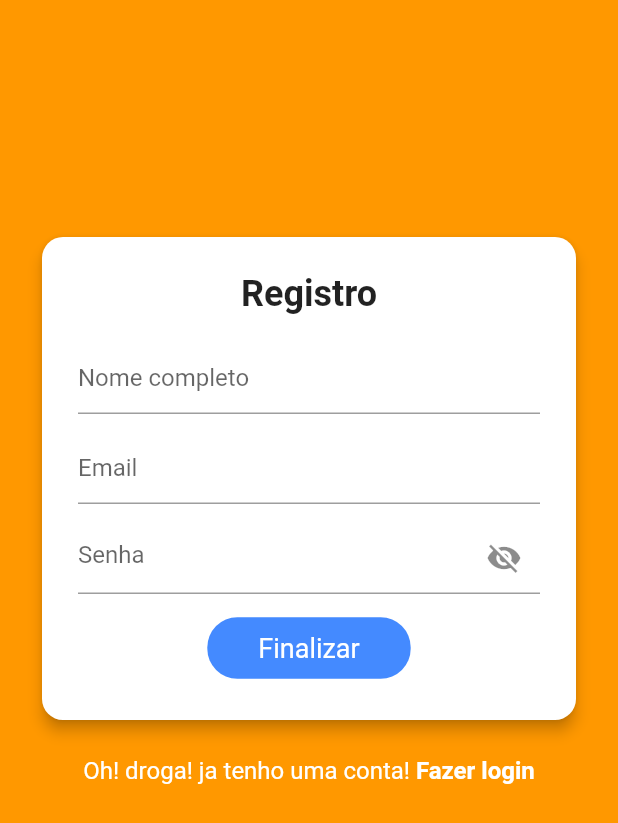
After one commit to lucas-TagDev/CRUD-API-APP, a Flutter app: the screen it shows after launch, after a tap on "Entrar", after a tap on "Registre-se", on a phone screen of 412 x 824 dp. The commit adds this screen. Shown: the top 823 px of the screen. Run offline on Flutter 3.47's test engine with Material 2 defaults, Android fonts, the phone set to English and light mode, and no system bars; our stand-ins replace image_picker, shared_preferences; network calls fail.

Commit message:
Integracao de login e envio de imagens

```diff
--- a/lib/env.dart
+++ b/lib/env.dart
@@ -2,4 +2,5 @@ class Env {
   //static String URL_PREFIX = "http://demo06.vaipost.com/flutter_api";
   //final url = Uri.parse('http://demo06.vaipost.com/flutter_api');
   static const urlPrefix = 'http://192.168.1.118:8000/api/v1';
+  static const urlHost = 'http://192.168.1.118:8000';
 }
--- a/lib/main.dart
+++ b/lib/main.dart
@@ -1,9 +1,12 @@
+import 'package:apiorc/screens/register.dart';
 import 'package:flutter/material.dart';
 
 import './screens/home.dart';
 import './screens/create.dart';
 import './screens/detalhes.dart';
 import './screens/edit.dart';
+import 'package:shared_preferences/shared_preferences.dart';
+import 'package:apiorc/screens/login.dart';
 
 void main() => runApp(App());
 
@@ -11,10 +14,15 @@ class App extends StatelessWidget {
   @override
   Widget build(BuildContext context) {
     return MaterialApp(
+      //home: CheckAuth(),
       title: 'Orcamento',
+      debugShowCheckedModeBanner: false,
       initialRoute: '/',
       routes: {
-        '/': (context) => Home(),
+        '/register': (context) => Register(),
+        '/login': (context) => Login(),
+        '/': (context) => CheckAuth(),
+        '/home': (context) => Home(),
         '/create': (context) => Create(),
         '/details': (context) => Details(),
         '/edit': (context) => Edit(),
@@ -22,3 +30,43 @@ class App extends StatelessWidget {
     );
   }
 }
+class CheckAuth extends StatefulWidget{
+  @override
+  _CheckAuthState createState() => _CheckAuthState();
+}
+
+class _CheckAuthState extends State<CheckAuth>{
+  bool isAuth = false;
+
+  @override
+  void initState(){
+    super.initState();
+    _checkIfLoggedIn();
+  }
+
+  void _checkIfLoggedIn() async {
+    SharedPreferences localStorage = await SharedPreferences.getInstance();
+    var token = localStorage.getString('token');
+    if(token != null){
+      if(mounted){
+        setState(() {
+          isAuth = true;
+        });
+      }
+    }
+  }
+
+  @override
+  Widget build(BuildContext context){
+    Widget child;
+    if(isAuth){
+      child = Home();
+    } else{
+      child = Login();
+    }
+
+    return Scaffold(
+      body: child,
+    );
+  }
+}
--- a/lib/model/orcamento.dart
+++ b/lib/model/orcamento.dart
@@ -2,19 +2,22 @@ class Orcamento {
   final int? id;
   final String? name;
   final String? detail;
+  final String? image;
 
-  Orcamento({this.id, this.name, this.detail});
+  Orcamento({this.id, this.name, this.detail, this.image});
 
   factory Orcamento.fromJson(Map<String, dynamic> json) {
     return Orcamento(
       id: json['id'],
       name: json['name'],
       detail: json['detail'],
+      image: json['image'],
     );
   }
 
   Map<String, dynamic> toJson() => {
     'name': name,
     'detail': detail,
+    'image': image,
   };
 }
--- /dev/null
+++ b/lib/network/api.dart
@@ -0,0 +1,40 @@
+import 'dart:convert';
+import "package:http/http.dart" as http;
+import 'package:shared_preferences/shared_preferences.dart';
+
+class Network{
+  final _url = 'http://192.168.1.118:8000/api/v1';
+  // 192.168.1.2 is my IP, change with your IP address
+  var token;
+
+  _getToken() async{
+    SharedPreferences localStorage = await SharedPreferences.getInstance();
+    var userJson = localStorage.getString('token');
+    token = json.decode(userJson!)['token'];
+    //token = json.decode(localStorage.getString('token'))['token'];
+  }
+
+  auth(data, apiURL) async{
+    var fullUrl = Uri.parse(_url + apiURL);
+    return await http.post(
+        fullUrl,
+        body: jsonEncode(data),
+        headers: _setHeaders()
+    );
+  }
+
+  getData(apiURL) async{
+    var fullUrl = Uri.parse(_url + apiURL);
+    await _getToken();
+    return await http.get(
+      fullUrl,
+      headers: _setHeaders(),
+    );
+  }
+
+  _setHeaders() => {
+    'Content-type': 'application/json',
+    'Accept': 'application/json',
+    'Authorization': 'Bearer $token',
+  };
+}
--- /dev/null
+++ b/lib/screens/login.dart
@@ -0,0 +1,199 @@
+import 'package:flutter/material.dart';
+import 'package:apiorc/network/api.dart';
+import 'register.dart';
+import 'dart:convert';
+import 'package:shared_preferences/shared_preferences.dart';
+import 'home.dart';
+
+class Login extends StatefulWidget{
+  @override
+  _LoginState createState() => _LoginState();
+}
+
+class _LoginState extends State<Login>{
+  bool _isLoading = false;
+  final _formKey = GlobalKey<FormState>();
+  var email, password;
+  final _scaffoldKey = GlobalKey<ScaffoldState>();
+  bool _secureText = true;
+
+  showHide(){
+    setState(() {
+      _secureText = !_secureText;
+    });
+  }
+
+  _showMsg(msg) {
+    final snackBar = SnackBar(
+      content: Text(msg),
+    );
+    _scaffoldKey.currentState!.showSnackBar(snackBar);
+  }
+
+  @override
+  Widget build(BuildContext context){
+    return Scaffold(
+      key: _scaffoldKey,
+      backgroundColor: Colors.orange,
+      body: SafeArea(
+        child: SingleChildScrollView(
+          padding: EdgeInsets.symmetric(horizontal: 28, vertical: 72),
+          child: Column(
+            children: [
+              Card(
+                elevation: 4.0,
+                color: Colors.white,
+                margin: EdgeInsets.only(top: 86),
+                shape: RoundedRectangleBorder(
+                  borderRadius: BorderRadius.circular(14),
+                ),
+                child: Padding(
+                  padding: EdgeInsets.all(24),
+                  child: Form(
+                    key: _formKey,
+                    child: Column(
+                      mainAxisAlignment: MainAxisAlignment.center,
+                      children: [
+                        Text(
+                          "Fazer Login",
+                          textAlign: TextAlign.center,
+                          style: TextStyle(
+                            fontSize: 24,
+                            fontWeight: FontWeight.bold,
+                          ),
+                        ),
+                        SizedBox(height: 18),
+                        TextFormField(
+                            cursorColor: Colors.blue,
+                            keyboardType: TextInputType.text,
+                            decoration: InputDecoration(
+                              hintText: "Email",
+                            ),
+                            validator: (emailValue){
+                              if(emailValue!.isEmpty){
+                                return 'Insira seu email';
+                              }
+                              email = emailValue;
+                              return null;
+                            }
+                        ),
+                        SizedBox(height: 12),
+                        TextFormField(
+                            cursorColor: Colors.blue,
+                            keyboardType: TextInputType.text,
+                            obscureText: _secureText,
+                            decoration: InputDecoration(
+                              hintText: "Senha",
+                              suffixIcon: IconButton(
+                                onPressed: showHide,
+                                icon: Icon(_secureText
+                                    ? Icons.visibility_off
+                                    : Icons.visibility),
+                              ),
+                            ),
+                            validator: (passwordValue){
+                              if(passwordValue!.isEmpty){
+                                return 'Insira sua senha';
+                              }
+                              password = passwordValue;
+                              return null;
+                            }
+                        ),
+                        SizedBox(height: 12),
+                        FlatButton(
+                          child: Padding(
+                            padding: EdgeInsets.symmetric(horizontal: 18, vertical: 10),
+                            child: Text(
+                              _isLoading? 'Validando..' : 'Entrar',
+                              textDirection: TextDirection.ltr,
+                              style: TextStyle(
+                                color: Colors.white,
+                                fontSize: 18.0,
+                                decoration: TextDecoration.none,
+                                fontWeight: FontWeight.normal,
+                              ),
+                            ),
+                          ),
+                          color: Colors.blueAccent,
+                          disabledColor: Colors.grey,
+                          shape: new RoundedRectangleBorder(
+                              borderRadius:
+                              new BorderRadius.circular(20.0)),
+                          onPressed: () {
+                            if (_formKey.currentState!.validate()) {
+                              _login();
+                            }
+                          },
+                        ),
+                      ],
+                    ),
+                  ),
+                ),
+              ),
+              SizedBox(height: 24,),
+              Row(
+                mainAxisAlignment: MainAxisAlignment.center,
+                children: [
+                  Text(
+                    "Não tem conta mano?? ",
+                    style: TextStyle(
+                      color: Colors.white,
+                      fontSize: 16,
+                    ),
+                  ),
+                  InkWell(
+                    onTap: () {
+                      Navigator.push(
+                          context,
+                          new MaterialPageRoute(
+                              builder: (context) => Register()));
+                    },
+                    child: Text(
+                      'Registre-se',
+                      style: TextStyle(
+                        color: Colors.white,
+                        fontSize: 16.0,
+                        decoration: TextDecoration.none,
+                        fontWeight: FontWeight.bold,
+                      ),
+                    ),
+                  ),
+                ],
+              )
+            ],
+          ),
+        ),
+      ),
+    );
+  }
+
+  void _login() async{
+    setState(() {
+      _isLoading = true;
+    });
+    var data = {
+      'email' : email,
+      'password' : password
+    };
+
+    var res = await Network().auth(data, '/login');
+    var body = json.decode(res.body);
+    if(body['success']){
+      SharedPreferences localStorage = await SharedPreferences.getInstance();
+      localStorage.setString('token', json.encode(body['token']));
+      localStorage.setString('user', json.encode(body['user']));
+      Navigator.pushReplacement(
+        context,
+        new MaterialPageRoute(
+            builder: (context) => Home()
+        ),
+      );
+    }else{
+      _showMsg(body['message']);
+    }
+
+    setState(() {
+      _isLoading = false;
+    });
+  }
+}
--- /dev/null
+++ b/lib/screens/register.dart
@@ -0,0 +1,224 @@
+import 'package:flutter/material.dart';
+import 'login.dart';
+import 'package:apiorc/network/api.dart';
+import 'package:shared_preferences/shared_preferences.dart';
+import 'dart:convert';
+import 'home.dart';
+
+class Register extends StatefulWidget{
+  @override
+  _RegisterState createState() => _RegisterState();
+}
+
+class _RegisterState extends State<Register>{
+  bool _isLoading = false;
+  final _formKey = GlobalKey<FormState>();
+  final _scaffoldKey = GlobalKey<ScaffoldState>();
+  bool _secureText = true;
+  late String name, email, password;
+
+  showHide(){
+    setState(() {
+      _secureText = !_secureText;
+    });
+  }
+
+  _showMsg(msg) {
+    final snackBar = SnackBar(
+      content: Text(msg),
+    );
+    _scaffoldKey.currentState!.showSnackBar(snackBar);
+  }
+
+  @override
+  Widget build(BuildContext context){
+    return Scaffold(
+      key: _scaffoldKey,
+      backgroundColor: Colors.orange,
+      body: SafeArea(
+        child: SingleChildScrollView(
+          padding: EdgeInsets.symmetric(horizontal: 28, vertical: 72),
+          child: Column(
+            children: [
+              Card(
+                elevation: 4.0,
+                color: Colors.white,
+                margin: EdgeInsets.only(top: 86),
+                shape: RoundedRectangleBorder(
+                  borderRadius: BorderRadius.circular(14),
+                ),
+                child: Padding(
+                  padding: EdgeInsets.all(24),
+                  child: Form(
+                    key: _formKey,
+                    child: Column(
+                      mainAxisAlignment: MainAxisAlignment.center,
+                      children: [
+                        Text(
+                          "Registro",
+                          textAlign: TextAlign.center,
+                          style: TextStyle(
+                            fontSize: 24,
+                            fontWeight: FontWeight.bold,
+                          ),
+                        ),
+                        SizedBox(height: 18),
+                        TextFormField(
+                            cursorColor: Colors.blue,
+                            keyboardType: TextInputType.text,
+                            decoration: InputDecoration(
+                              hintText: "Nome completo",
+                            ),
+                            validator: (nameValue){
+                              if(nameValue!.isEmpty){
+                                return 'Precisamos do seu nome completo';
+                              }
+                              name = nameValue;
+                              return null;
+                            }
+                        ),
+                        SizedBox(height: 12),
+                        TextFormField(
+                            cursorColor: Colors.blue,
+                            keyboardType: TextInputType.text,
+                            decoration: InputDecoration(
+                              hintText: "Email",
+                            ),
+                            validator: (emailValue){
+                              if(emailValue!.isEmpty){
+                                return 'Informe seu email também';
+                              }
+                              email = emailValue;
+                              return null;
+                            }
+                        ),
+                        SizedBox(height: 12),
+                        TextFormField(
+                            cursorColor: Colors.blue,
+                            keyboardType: TextInputType.text,
+                            obscureText: _secureText,
+                            decoration: InputDecoration(
+                              hintText: "Senha",
+                              suffixIcon: IconButton(
+                                onPressed: showHide,
+                                icon: Icon(_secureText
+                                    ? Icons.visibility_off
+                                    : Icons.visibility),
+                              ),
+                            ),
+                            validator: (passwordValue){
+                              if(passwordValue!.isEmpty){
+                                return 'Vai precisar de uma senha!';
+                              }
+                              password = passwordValue;
+                              return null;
+                            }
+                        ),
+                        SizedBox(height: 12),
+                        FlatButton(
+                          child: Padding(
+                            padding: EdgeInsets.symmetric(horizontal: 18, vertical: 10),
+                            child: Text(
+                              _isLoading? 'Validando..' : 'Finalizar',
+                              textDirection: TextDirection.ltr,
+                              style: TextStyle(
+                                color: Colors.white,
+                                fontSize: 18.0,
+                                decoration: TextDecoration.none,
+                                fontWeight: FontWeight.normal,
+                              ),
+                            ),
+                          ),
+                          color: Colors.blueAccent,
+                          disabledColor: Colors.grey,
+                          shape: new RoundedRectangleBorder(
+                              borderRadius:
+                              new BorderRadius.circular(20.0)),
+                          onPressed: () {
+                            if (_formKey.currentState!.validate()) {
+                              _register();
+                            }
+                          },
+                        ),
+                      ],
+                    ),
+                  ),
+                ),
+              ),
+              SizedBox(height: 24,),
+              Row(
+                mainAxisAlignment: MainAxisAlignment.center,
+                children: [
+                  Text(
+                    "Oh! droga! ja tenho uma conta! ",
+                    style: TextStyle(
+                      color: Colors.white,
+                      fontSize: 16,
+                    ),
+                  ),
+                  InkWell(
+                    onTap: () {
+                      Navigator.pop(
+                          context,
+                          new MaterialPageRoute(
+                              builder: (context) => Login()));
+                    },
+                    child: Text(
+                      'Fazer login',
+                      style: TextStyle(
+                        color: Colors.white,
+                        fontSize: 16.0,
+                        decoration: TextDecoration.none,
+                        fontWeight: FontWeight.bold,
+                      ),
+                    ),
+                  ),
+                ],
+              )
+            ],
+          ),
+        ),
+      ),
+    );
+  }
+
+  ///AQUI VAMOS REGISTRAR O USUARIO NOVO
+  void _register() async{
+    setState(() {
+      _isLoading = true;
+    });
+    var data = {
+      'name' : name,
+      'email' : email,
+      'password' : password
+    };
+
+    var res = await Network().auth(data, '/register');
+    var body = json.decode(res.body);
+    if(body['success']){
+      SharedPreferences localStorage = await SharedPreferences.getInstance();
+      localStorage.setString('token', json.encode(body['token']));
+      localStorage.setString('user', json.encode(body['user']));
+      Navigator.pushReplacement(
+        context,
+        MaterialPageRoute(
+            builder: (context) => Home()
+        ),
+      );
+    }else{
+      if(body['message']['name'] != null){
+        _showMsg(body['message']['name'][0].toString());
+      }
+      else if(body['message']['email'] != null){
+        _showMsg(body['message']['email'][0].toString());
+      }
+      else if(body['message']['password'] != null){
+        _showMsg(body['message']['password'][0].toString());
+      }
+    }
+
+    setState(() {
+      _isLoading = false;
+    });
+  }
+}
--- a/pubspec.yaml
+++ b/pubspec.yaml
@@ -29,6 +29,9 @@ dependencies:
   # Use with the CupertinoIcons class for iOS style icons.
   cupertino_icons: ^1.0.2
   http: ^0.13.3
+  image_picker: ^0.8.1+3
+  path: ^1.8.0
+  shared_preferences: ^2.0.0
 
 dev_dependencies:
   flutter_test:
```
Also changed, not shown: lib/screens/create.dart (+48 -13 lines), lib/screens/edit.dart (+35 -16 lines), lib/screens/home.dart (+68 -4 lines), pubspec.lock, 3 other files.
